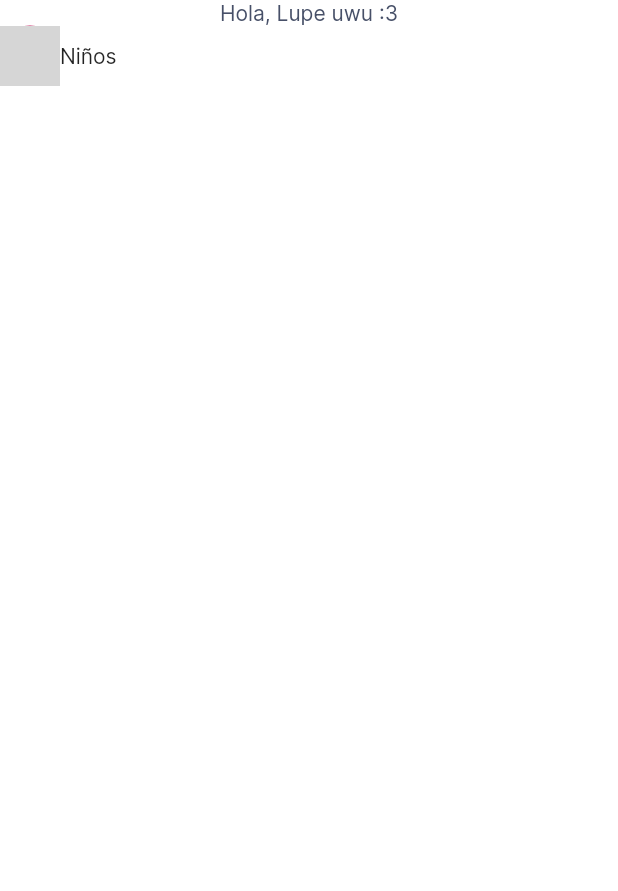
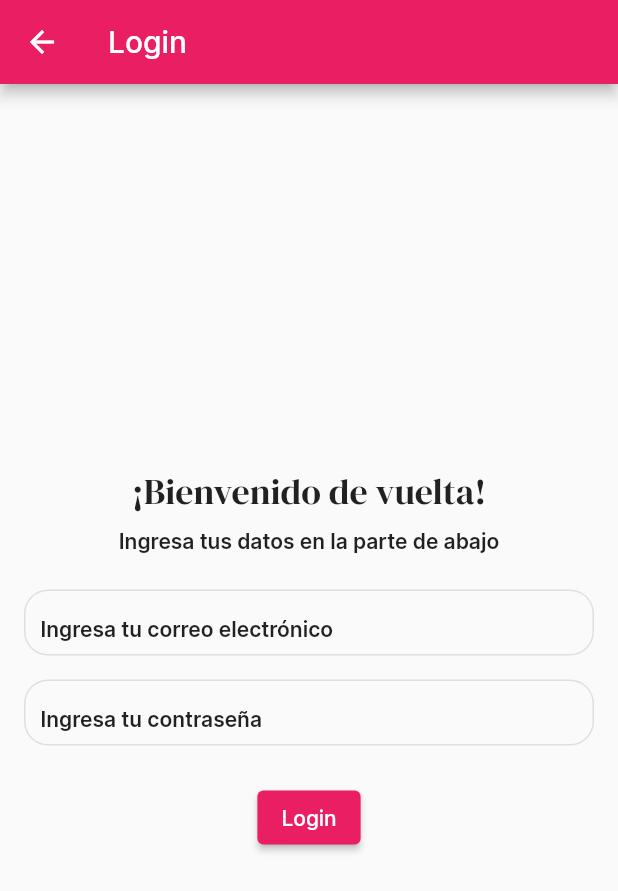
Before and after one commit to axelyerit31/iron_kids, a Flutter app: the screen it shows after launch, after a tap on "Ir a Login", on a phone screen of 412 x 824 dp. Shown: the top 891 px of the screen. Run offline on Flutter 3.47's test engine with Material 2 defaults, Android fonts, the phone set to English and light mode, and no system bars; grey boxes are pictures that could not be loaded.

Commit message:
Realizando otro commit!

```diff
--- a/lib/main.dart
+++ b/lib/main.dart
@@ -7,14 +7,12 @@ void main() {
   runApp(const MyApp());
 }
 
-
 class MyApp extends StatelessWidget {
   const MyApp({Key? key}) : super(key: key);
 
   // This widget is the root of your application.
   @override
   Widget build(BuildContext context) {
-
     return MaterialApp(
       title: 'Flutter Demo',
       theme: ThemeData(
@@ -41,7 +39,8 @@ class HomeScreen extends StatelessWidget {
               onPressed: () {
                 Navigator.push(
                   context,
-                  MaterialPageRoute(builder: (context) => const MediaFeedScreen()),
+                  MaterialPageRoute(
+                      builder: (context) => const MediaFeedScreen()),
                 );
               },
               child: const Text('Ir a Media Feed'),
@@ -59,7 +58,7 @@ class HomeScreen extends StatelessWidget {
               onPressed: () {
                 Navigator.push(
                   context,
-                  MaterialPageRoute(builder: (context) => const LoginScreen()),
+                  MaterialPageRoute(builder: (context) => LoginScreen()),
                 );
               },
               child: const Text('Ir a Login'),
--- a/lib/screens/login_screen.dart
+++ b/lib/screens/login_screen.dart
@@ -1,33 +1,102 @@
 import 'package:flutter/material.dart';
+import 'package:iron_kids/styles/appTheme.dart';
 
 class LoginScreen extends StatelessWidget {
-  const LoginScreen({Key? key}) : super(key: key);
+  const LoginScreen({super.key});
 
   @override
   Widget build(BuildContext context) {
     return Scaffold(
-      backgroundColor: Colors.white70,
-      body: Column(
+      appBar: AppBar(
+        title: const Text('Login'),
+      ),
+      body: Padding(
+        padding: const EdgeInsets.all(16.0),
+        child: Column(
+          mainAxisAlignment: MainAxisAlignment.center,
+          children: <Widget>[
+            Formlogin(),
+          ],
+        ),
+      ),
+    );
+  }
+}
+
+class Formlogin extends StatelessWidget {
+  Formlogin({super.key});
+  final TextEditingController _emailController = TextEditingController();
+  final TextEditingController _passwordController = TextEditingController();
+  @override
+  Widget build(BuildContext context) {
+    return Container(
+      child: Column(
         children: [
-          const Text("Hola, Lupe uwu :3",
-              style: TextStyle(color: Color(0xff475068))),
-          Row(
-            children: [
-              const CircleAvatar(
-                backgroundImage: NetworkImage(
-                    "https://upload.wikimedia.org/wikipedia/commons/thumb/1/1f/Woman_1.jpg/768px-Woman_1.jpg"),
-              ),
-              Container(
-                child: Container(
-                  child: Column(
-                    children: const [Text("Niños")],
-                  ),
-                ),
-              )
-            ],
+          Text(
+            '¡Bienvenido de vuelta!',
+            style: AppTheme.headlineSmall(context),
+          ),
+          AppTheme.spacingWidget3, //espaciador
+          Text(
+            'Ingresa tus datos en la parte de abajo',
+            style: AppTheme.bodyLarge(context),
+          ),
+          AppTheme.spacingWidget7,
+          InputField(
+            controller: _emailController,
+            placeholder: 'Ingresa tu correo electrónico',
+          ),
+          AppTheme.spacingWidget5,
+          InputField(
+            controller: _passwordController,
+            placeholder: 'Ingresa tu contraseña',
+          ),
+          const SizedBox(height: 24.0),
+          ElevatedButton(
+            child: const Text('Login'),
+            onPressed: () {
+              // Implementar la lógica de autenticación aquí
+              final String email = _emailController.text.trim();
+              final String password = _passwordController.text.trim();
+              // Validar las credenciales y continuar a la siguiente pantalla
+            },
           )
         ],
       ),
     );
   }
 }
+
+class InputField extends StatelessWidget {
+  TextEditingController controller = TextEditingController();
+  final String placeholder;
+  InputField({
+    super.key,
+    required this.controller,
+    required this.placeholder,
+  });
+
+  @override
+  Widget build(BuildContext context) {
+    return Container(
+      height: 44,
+      padding: const EdgeInsets.symmetric(horizontal: 10),
+      alignment: Alignment.center,
+      decoration: BoxDecoration(
+        borderRadius: AppTheme.borderRadiusL,
+        border: Border.all(
+          color: const Color.fromARGB(255, 223, 223, 223),
+          width: 1.0,
+        ),
+      ),
+      child: TextField(
+        controller: controller,
+        decoration: InputDecoration(
+            hintText: placeholder,
+            border: InputBorder.none,
+            hintStyle: AppTheme.labelLarge(context)),
+        obscureText: true,
+      ),
+    );
+  }
+}
--- a/lib/styles/widgets.dart
+++ b/lib/styles/widgets.dart
@@ -1,2 +1,2 @@
 // botones
-//
+// inputs
```
Also changed, not shown: flutter_01.png (added), flutter_02.png (added), pubspec.lock.
